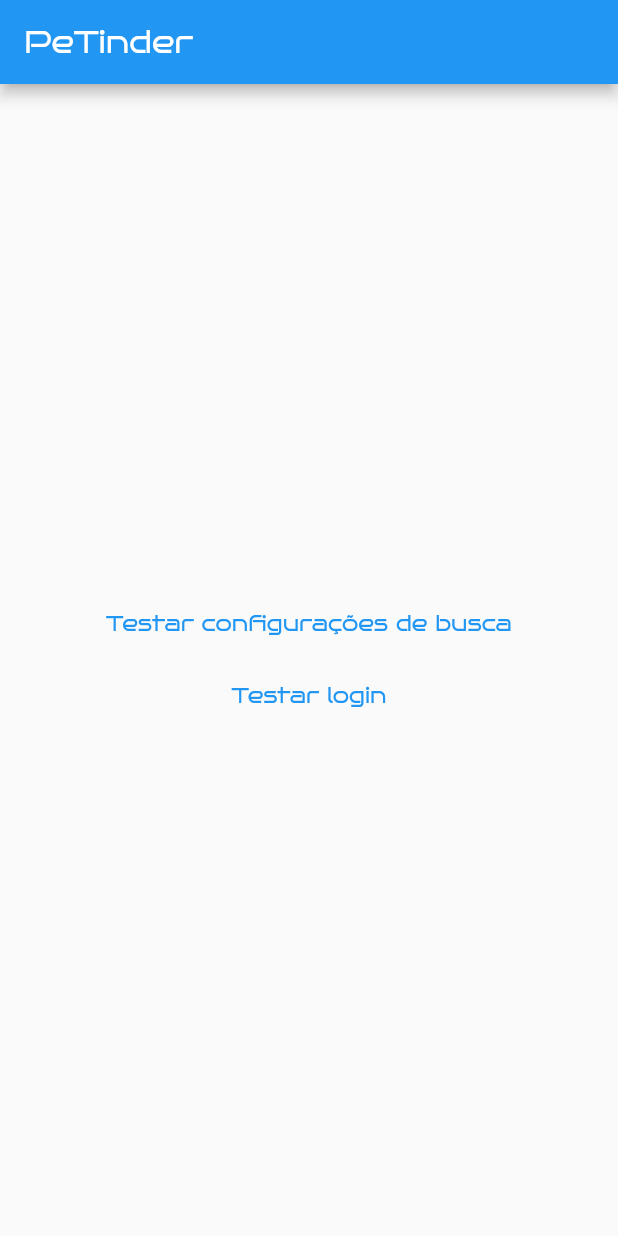
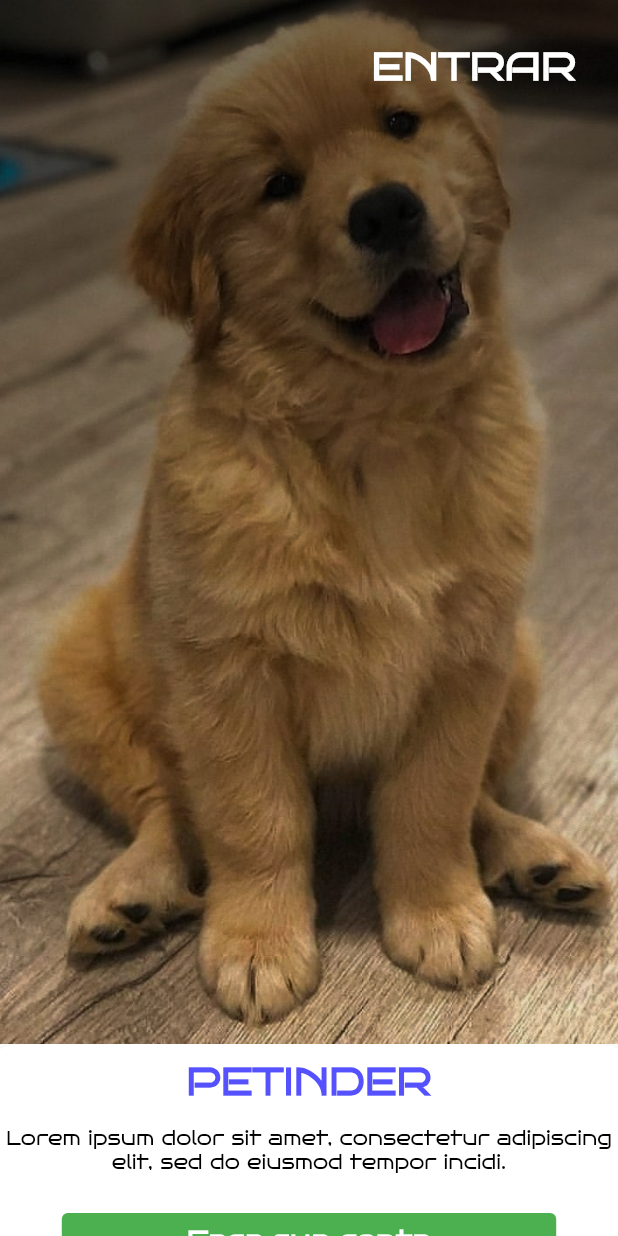
Before and after one commit to carrilhorafael/projeto-lab-moveis, a Flutter app: the screen it shows after launch, on a phone screen of 412 x 824 dp. Run offline on Flutter 3.47's test engine with Material 2 defaults, Android fonts, the phone set to English and light mode, and no system bars; our stand-ins replace cloud_firestore, firebase_auth, firebase_core, flutter_riverpod, geolocator, multi_select_flutter and 1 more; accounts and stored records are empty.

Commit message:
home_screen

```diff
--- a/lib/screens/home.dart
+++ b/lib/screens/home.dart
@@ -24,24 +24,130 @@ class MyHomePage extends StatefulWidget {
 }
 
 class _MyHomePageState extends State<MyHomePage> {
+  int _counter = 0;
+
+  //var myFile = File('file.txt');
+  void _incrementCounter() {
+    setState(() {
+      // This call to setState tells the Flutter framework that something has
+      // changed in this State, which causes it to rerun the build method below
+      // so that the display can reflect the updated values. If we changed
+      // _counter without calling setState(), then the build method would not be
+      // called again, and so nothing would appear to happen.
+      _counter++;
+    });
+  }
+
   @override
   Widget build(BuildContext context) {
+    double width = MediaQuery.of(context).size.width;
     // This method is rerun every time setState is called, for instance as done
     // by the _incrementCounter method above.
     //
     // The Flutter framework has been optimized to make rerunning build methods
     // fast, so that you can just rebuild anything that needs updating rather
     // than having to individually change instances of widgets.
-    return Scaffold(
-      appBar: AppBar(
+    return MaterialApp(
+        theme: ThemeData(fontFamily: 'BrunoAce'),
+     home: Scaffold(
+       appBar: null,
+       /*appBar: AppBar(
         // Here we take the value from the MyHomePage object that was created by
         // the App.build method, and use it to set our appbar title.
         title: Text(widget.title),
-      ),
+      ),*/
       body: Center(
         // Center is a layout widget. It takes a single child and positions it
         // in the middle of the parent.
-        child: Column(
+        child: Stack(
+            children: [
+              SingleChildScrollView(
+              scrollDirection: Axis.vertical,
+              child:
+                      Column(children:[
+
+
+                      Container(
+                        width: width,
+                        height: width*1.6898,
+                        decoration: BoxDecoration(
+                        image: DecorationImage(
+                        image: AssetImage('images/petHomeScreen.png'),
+                        fit: BoxFit.cover,
+                        repeat: ImageRepeat.noRepeat,
+                        ),
+                        ),
+                        child:
+                          Align(
+                            alignment: Alignment.topRight,
+                            child:
+                            Container(margin: const EdgeInsets.only(top:20.0 , right: 20.0),
+
+
+                                child:
+
+
+
+
+                            TextButton(
+                              child: Text('ENTRAR', style:
+                              TextStyle(fontWeight: FontWeight.bold, color:Colors.white,
+                                  fontSize: 25)),
+                              onPressed: () {
+                                Navigator.push(
+                                  context,
+                                  MaterialPageRoute(builder: (context) => SearchPage()),
+                          );
+                        },
+                      )),
+                          )),
+                        Container(
+                        width: width,
+                        height: 180,
+                        decoration: BoxDecoration(color: Colors.white, borderRadius: BorderRadius.vertical(top:Radius.elliptical(20,4))),
+                        child:Column(
+                            crossAxisAlignment : CrossAxisAlignment.center,
+                            children:[SizedBox(height: 10),
+
+                              Text('PETINDER', style:
+                              TextStyle(fontWeight: FontWeight.bold, color:Color(0XFF5551FF),
+                                  fontSize: 25)),
+                              SizedBox(height: 15),
+
+                              Text('Lorem ipsum dolor sit amet, consectetur adipiscing elit, sed do eiusmod tempor incidi.', textAlign: TextAlign.center,
+                                  style:TextStyle(color:Colors.black,fontSize: 13)),
+                              SizedBox(height: 20),
+
+
+                            SizedBox(width: width*0.8,child:
+                              TextButton(style: ButtonStyle(backgroundColor: MaterialStateProperty.all<Color>(Colors.green)),
+                                child: Text('Faça sua conta', style:
+                                TextStyle(fontWeight: FontWeight.bold, color:Colors.white,
+                                    fontSize: 17)),
+                                onPressed: () {
+                                  Navigator.push(
+                                    context,
+                                    MaterialPageRoute(builder: (context) => SearchPage()),
+                                  );
+                                },
+                              ))
+
+
+
+
+
+
+                              ]))
+
+                      ])
+              //Image(image: AssetImage('images/petHomeScreen.png'),width: width, height: width * 1.6898),
+              //Image.file(file: 'package:projeto_lab/images/petHomeScreen.png'),
+
+        )]
+        )
+
+        /*
+        Column(
           // Column is also a layout widget. It takes a list of children and
           // arranges them vertically. By default, it sizes itself to fit its
           // children horizontally, and tries to be as tall as its parent.
@@ -64,17 +170,13 @@ class _MyHomePageState extends State<MyHomePage> {
                 Navigator.push(
                   context,
                   MaterialPageRoute(builder: (context) => SearchPage()),
-                );
-              },
-            ),
-            TextButton(
-                child: Text('Testar login'),
-                onPressed: () {
-                  login("bruno@email.com", "supernenechi").then(print);
-                })
+            );
+            },
+            )
           ],
-        ),
+        ),*/
       ),
-    );
+
+    ));
   }
 }
--- a/pubspec.yaml
+++ b/pubspec.yaml
@@ -48,6 +48,8 @@ dev_dependencies:
 
 # The following section is specific to Flutter.
 flutter:
+  assets:
+    - images/petHomeScreen.png
 
   fonts:
     - family: BrunoAce
```
